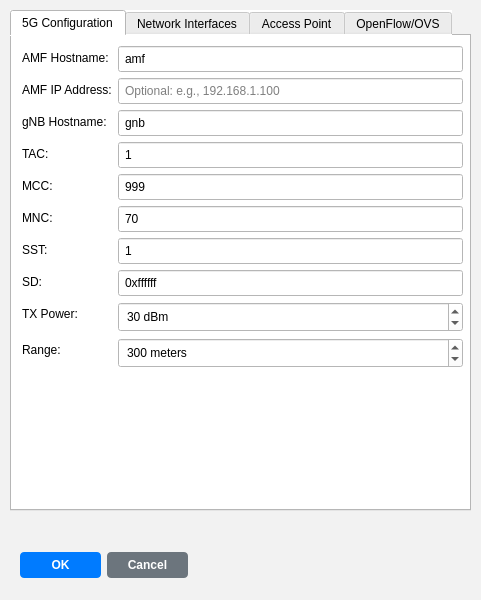
adaptivenetworklab/NetFlux5G, file netflux5g-editor/src/gui/ui/GNB_properties.ui: the form before one commit.
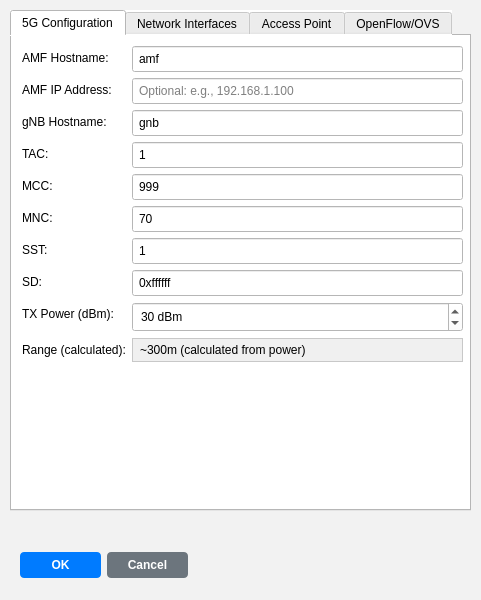
The form after the commit. The open tabs and pages were chosen to show the change.

The edit to the form file:
```diff
--- a/netflux5g-editor/src/gui/ui/GNB_properties.ui
+++ b/netflux5g-editor/src/gui/ui/GNB_properties.ui
@@ -188,7 +188,7 @@
        <item row="8" column="0">
         <widget class="QLabel" name="label_power">
          <property name="text">
-          <string>TX Power:</string>
+          <string>TX Power (dBm):</string>
          </property>
         </widget>
        </item>
@@ -214,26 +214,17 @@
        <item row="9" column="0">
         <widget class="QLabel" name="label_range">
          <property name="text">
-          <string>Range:</string>
+          <string>Range (calculated):</string>
          </property>
         </widget>
        </item>
        <item row="9" column="1">
-        <widget class="QSpinBox" name="GNB_Range">
+        <widget class="QLabel" name="GNB_RangeCalculated">
+         <property name="text">
+          <string>~300m (calculated from power)</string>
+         </property>
          <property name="styleSheet">
-          <string notr="true">background-color: rgb(255, 255, 255); padding: 4px;</string>
-         </property>
-         <property name="suffix">
-          <string> meters</string>
-         </property>
-         <property name="minimum">
-          <number>50</number>
-         </property>
-         <property name="maximum">
-          <number>1000</number>
-         </property>
-         <property name="value">
-          <number>300</number>
+          <string notr="true">background-color: rgb(240, 240, 240); padding: 4px; border: 1px solid rgb(200, 200, 200);</string>
          </property>
         </widget>
        </item>
```
